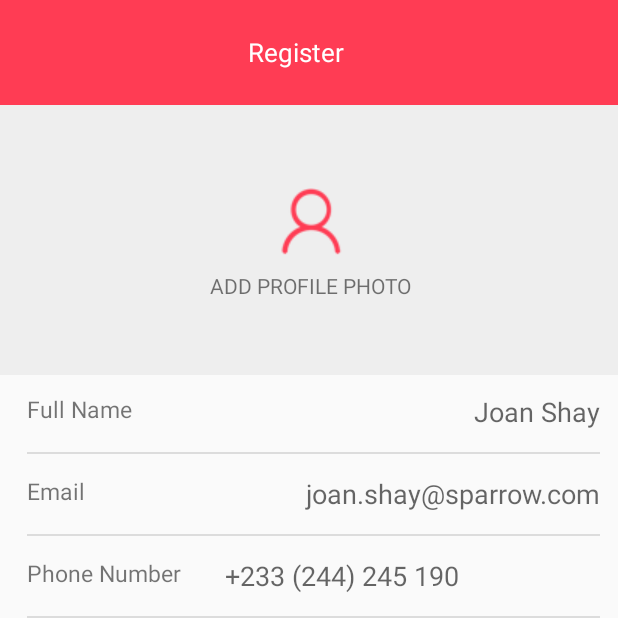
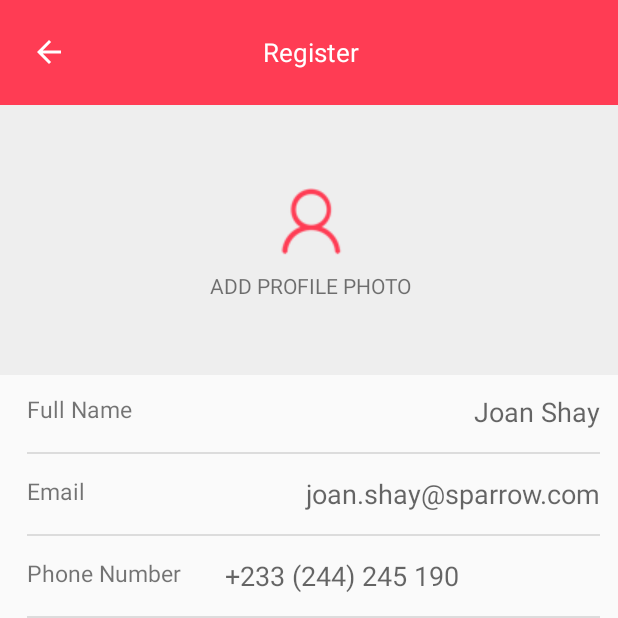
Before and after one commit to akwasiio/ampersandcontact, an Android app: the screen it shows after launch (MainActivity), on a phone screen of 412 x 824 dp, the top half of it. Run offline under Robolectric (Android 15) with nearby library versions, the phone set to English and light mode, and no system bars.

Commit message:
fix(registration): Added arrow image button.

```diff
--- /dev/null
+++ b/app/src/main/res/drawable/ic_arrow_back_black_45dp.xml
@@ -0,0 +1,5 @@
+<vector android:height="24dp" android:tint="#FFFFFF"
+    android:viewportHeight="24.0" android:viewportWidth="24.0"
+    android:width="24dp" xmlns:android="http://schemas.android.com/apk/res/android">
+    <path android:fillColor="#FF000000" android:pathData="M20,11H7.83l5.59,-5.59L12,4l-8,8 8,8 1.41,-1.41L7.83,13H20v-2z"/>
+</vector>
--- a/app/src/main/res/layout/activity_register.xml
+++ b/app/src/main/res/layout/activity_register.xml
@@ -13,13 +13,22 @@
         app:layout_constraintTop_toTopOf="parent"
         tools:layout_editor_absoluteX="0dp"
         tools:layout_editor_absoluteY="0dp">
+        <ImageButton
+            android:layout_width="45dp"
+            android:layout_height="45dp"
+            android:src="@drawable/ic_arrow_back_black_45dp"
+            style="?borderlessButtonStyle"
+            android:layout_gravity="center"
+            android:layout_marginLeft="10dp"
+            android:contentDescription="Back"
+            android:layout_marginStart="10dp" />
 
         <TextView
             android:layout_width="wrap_content"
             android:layout_height="wrap_content"
             android:layout_gravity="center"
-            android:layout_marginStart="165dp"
-            android:layout_marginLeft="165dp"
+            android:layout_marginStart="120dp"
+            android:layout_marginLeft="115dp"
             android:text="@string/register"
             android:textColor="#ffffff"
             android:textSize="17sp" />
```
Also changed, not shown: app/src/main/res/layout/layout_divider.xml (deleted, +0 -9 lines), app/src/main/res/font/brownpro.otf (added), app/src/main/res/font/robotomono_regular.ttf (added).
